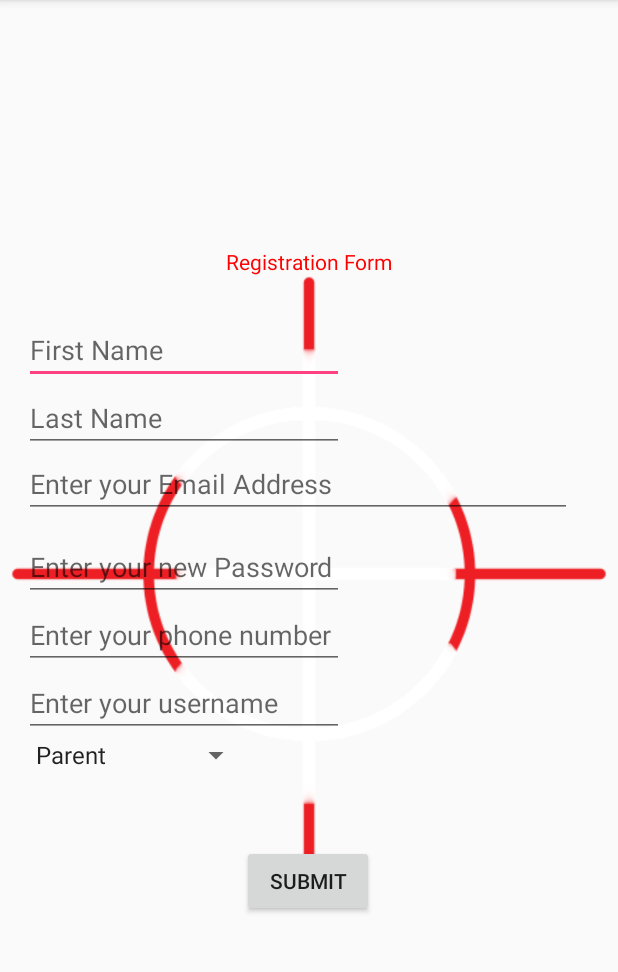
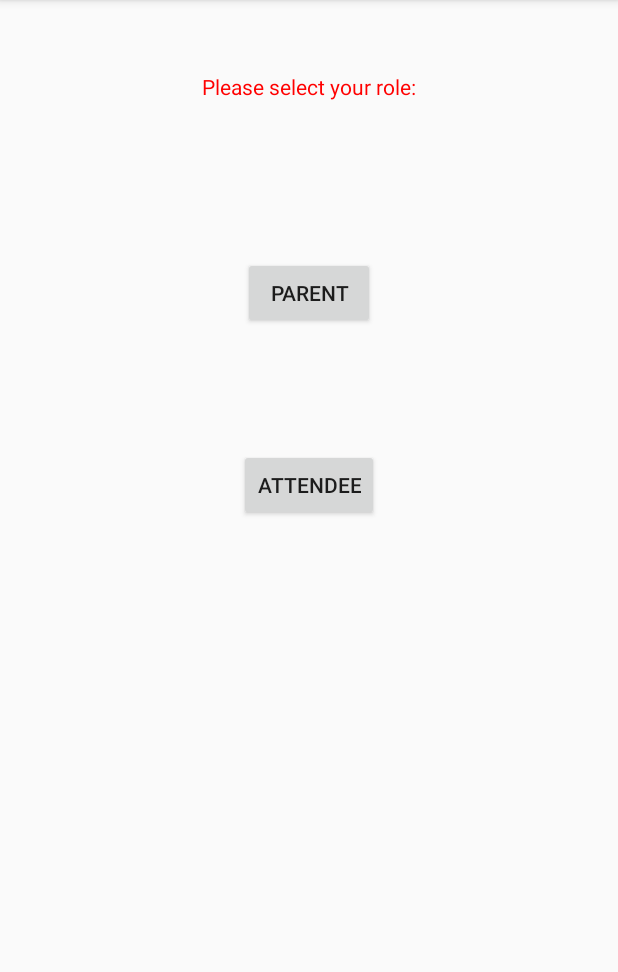
Before and after one commit to sbtsaaps/SBTS, an Android app: the RegisterUser screen opened directly, with no data from a screen before it, on a phone screen of 412 x 824 dp, the part 84-1056 px from its top. Run offline under Robolectric (Android 15) with nearby library versions, the phone set to English and light mode, and no system bars; network calls fail.

Commit message:
08:42 PM 21-01-2019

```diff
--- a/app/src/main/AndroidManifest.xml
+++ b/app/src/main/AndroidManifest.xml
@@ -2,7 +2,6 @@
 <manifest xmlns:android="http://schemas.android.com/apk/res/android"
     xmlns:tools="http://schemas.android.com/tools"
     package="sbts.dmw.com.sbts">
-
     <!--
          The ACCESS_COARSE/FINE_LOCATION permissions are not required to use
          Google Maps Android API v2, but you must specify either coarse or fine
@@ -22,6 +21,8 @@
         android:supportsRtl="true"
         android:theme="@style/AppTheme"
         tools:ignore="GoogleAppIndexingWarning">
+        <activity android:name=".activities.registerAttendee"></activity>
+        <activity android:name=".activities.registerParent" />
         <activity android:name=".activities.MainActivity">
             <intent-filter>
                 <action android:name="android.intent.action.MAIN" />
@@ -50,7 +51,7 @@
             android:name=".activities.MapsActivity"
             android:label="@string/title_activity_maps" />
         <activity android:name=".activities.Attendee" />
-        <activity android:name=".activities.StudentList"></activity>
+        <activity android:name=".activities.StudentList" />
     </application>
 
 </manifest>
--- a/app/src/main/java/sbts/dmw/com/sbts/activities/RegisterUser.java
+++ b/app/src/main/java/sbts/dmw/com/sbts/activities/RegisterUser.java
@@ -1,109 +1,43 @@
 package sbts.dmw.com.sbts.activities;
 
+import android.content.Intent;
 import android.graphics.Color;
+import android.os.Bundle;
 import android.support.v7.app.AppCompatActivity;
-import android.os.Bundle;
 import android.text.SpannableString;
 import android.text.Spanned;
 import android.text.style.ForegroundColorSpan;
 import android.view.View;
-import android.widget.AdapterView;
-import android.widget.ArrayAdapter;
-import android.widget.EditText;
-import android.widget.Spinner;
 import android.widget.TextView;
-import android.widget.Toast;
-
-import com.android.volley.AuthFailureError;
-import com.android.volley.Request;
-import com.android.volley.RequestQueue;
-import com.android.volley.Response;
-import com.android.volley.VolleyError;
-import com.android.volley.toolbox.StringRequest;
-import com.android.volley.toolbox.Volley;
-
-import java.util.HashMap;
-import java.util.Map;
 
 import sbts.dmw.com.sbts.R;
 
-public class RegisterUser extends AppCompatActivity implements AdapterView.OnItemSelectedListener {
+public class RegisterUser extends AppCompatActivity {
 
-    private EditText fname,lname,email,pass,mobile,username;
-
-    Spinner role;
-    String roleOut;
+    private TextView textView;
 
     @Override
     protected void onCreate(Bundle savedInstanceState) {
+
         super.onCreate(savedInstanceState);
         setContentView(R.layout.activity_register_user);
-        TextView textView = findViewById(R.id.textView3);
-        String text = "Registration Form";
+
+        textView = findViewById(R.id.role_selection);
+        String text = "Please select your role:";
         SpannableString ss = new SpannableString(text);
         ForegroundColorSpan fcs = new ForegroundColorSpan(Color.RED);
-        ss.setSpan(fcs,0,17,Spanned.SPAN_EXCLUSIVE_EXCLUSIVE);
+        ss.setSpan(fcs,0,24,Spanned.SPAN_EXCLUSIVE_EXCLUSIVE);
         textView.setText(ss);
 
-        fname = findViewById(R.id.fname);
-        lname = findViewById(R.id.lname);
-        email = findViewById(R.id.email);
-        pass = findViewById(R.id.password);
-        mobile = findViewById(R.id.mobileno);
-        username = findViewById(R.id.username);
-        role = findViewById(R.id.role);
-
-        ArrayAdapter<CharSequence> adpt = ArrayAdapter.createFromResource(this, R.array.Role, android.R.layout.simple_spinner_item);
-        adpt.setDropDownViewResource(android.R.layout.simple_spinner_dropdown_item);
-        role.setAdapter(adpt);
-        role.setOnItemSelectedListener(this);
     }
 
-    public void Submit(View view){
-
-        RequestQueue queue = Volley.newRequestQueue(this);
-        String url ="https://defcon12.000webhostapp.com/insert.php";
-
-        StringRequest stringRequest = new StringRequest(Request.Method.POST, url,
-                new Response.Listener<String>() {
-                    @Override
-                    public void onResponse(String response) {
-                        if(response.substring(1,2).contentEquals("0")){
-                            Toast.makeText(getApplicationContext(),"Registration Successful!",Toast.LENGTH_LONG).show();
-                        }else{
-                            Toast.makeText(getApplicationContext(),"Registration Failed.",Toast.LENGTH_LONG).show();
-                        }
-                    }
-                }, new Response.ErrorListener() {
-            @Override
-            public void onErrorResponse(VolleyError error) {
-                Toast.makeText(getApplicationContext(),"Please try later.",Toast.LENGTH_LONG).show();
-            }
-        }){
-            @Override
-            protected Map<String, String> getParams() throws AuthFailureError {
-                Map<String, String>  params = new HashMap<String, String>();
-                params.put("fname", fname.getText().toString());
-                params.put("lname", lname.getText().toString());
-                params.put("email", email.getText().toString());
-                params.put("mobileno", mobile.getText().toString());
-                params.put("password", pass.getText().toString());
-                params.put("role", roleOut);
-                params.put("username", username.getText().toString());
-                return params;
-            }
-        };
-        queue.add(stringRequest);
-        finish();
+    public void RegisterParent(View view){
+        Intent parentReg = new Intent(getApplicationContext(),registerParent.class);
+        startActivity(parentReg);
     }
 
-    @Override
-    public void onItemSelected(AdapterView<?> parent, View view, int position, long id) {
-        roleOut = parent.getItemAtPosition(position).toString();
-    }
-
-    @Override
-    public void onNothingSelected(AdapterView<?> parent) {
-
+    public void RegisterAttendee(View view){
+        Intent attendeeReg = new Intent(getApplicationContext(),registerAttendee.class);
+        startActivity(attendeeReg);
     }
 }
--- a/app/src/main/res/layout/activity_register_user.xml
+++ b/app/src/main/res/layout/activity_register_user.xml
@@ -4,138 +4,46 @@
     xmlns:tools="http://schemas.android.com/tools"
     android:layout_width="match_parent"
     android:layout_height="match_parent"
+    android:orientation="vertical"
     tools:context=".activities.RegisterUser">
 
 
-    <ImageView
-        android:id="@+id/imageView2"
-        android:layout_width="wrap_content"
-        android:layout_height="wrap_content"
-        android:layout_marginTop="8dp"
-        android:layout_marginBottom="8dp"
-        android:contentDescription="@string/logo"
-        app:layout_constraintBottom_toBottomOf="parent"
-        app:layout_constraintEnd_toEndOf="parent"
-        app:layout_constraintHorizontal_bias="0.0"
-        app:layout_constraintStart_toStartOf="parent"
-        app:layout_constraintTop_toTopOf="parent"
-        app:layout_constraintVertical_bias="0.494"
-        app:srcCompat="@drawable/crosshair_v2" />
-
     <TextView
-        android:id="@+id/textView3"
-        android:layout_width="wrap_content"
-        android:layout_height="wrap_content"
-        android:layout_marginStart="8dp"
-        android:layout_marginTop="32dp"
-        android:layout_marginEnd="8dp"
-        android:text="@string/registration_form"
-        app:layout_constraintEnd_toEndOf="parent"
-        app:layout_constraintStart_toStartOf="parent"
-        app:layout_constraintTop_toTopOf="@+id/imageView2" />
-
-    <EditText
-        android:id="@+id/fname"
-        android:layout_width="wrap_content"
-        android:layout_height="44dp"
-        android:layout_marginStart="16dp"
-        android:layout_marginTop="28dp"
-        android:ems="10"
-        android:hint="First Name"
-        android:inputType="textPersonName"
-        app:layout_constraintStart_toStartOf="parent"
-        app:layout_constraintTop_toBottomOf="@+id/textView3"
-        tools:ignore="HardcodedText" />
-
-    <EditText
-        android:id="@+id/lname"
-        android:layout_width="wrap_content"
-        android:layout_height="wrap_content"
-        android:layout_marginStart="16dp"
-        android:ems="10"
-        android:inputType="textPersonName"
-        android:hint="Last Name"
-        app:layout_constraintStart_toStartOf="parent"
-        app:layout_constraintTop_toBottomOf="@+id/fname"
-        tools:ignore="HardcodedText"/>
-
-    <EditText
-        android:id="@+id/email"
-        android:layout_width="365dp"
-        android:layout_height="44dp"
-        android:layout_marginStart="8dp"
-        android:layout_marginEnd="8dp"
-        android:ems="10"
-        android:inputType="textEmailAddress"
-        android:hint="@string/enter_your_email_address"
-        app:layout_constraintEnd_toEndOf="parent"
-        app:layout_constraintHorizontal_bias="0.266"
-        app:layout_constraintStart_toStartOf="parent"
-        app:layout_constraintTop_toBottomOf="@+id/lname" />
-
-    <EditText
-        android:id="@+id/password"
-        android:layout_width="wrap_content"
-        android:layout_height="wrap_content"
-        android:layout_marginStart="8dp"
-        android:layout_marginTop="10dp"
-        android:layout_marginEnd="8dp"
-        android:ems="10"
-        android:hint="@string/enter_your_new_password"
-        android:inputType="textPassword"
-        app:layout_constraintEnd_toEndOf="parent"
-        app:layout_constraintHorizontal_bias="0.043"
-        app:layout_constraintStart_toStartOf="parent"
-        app:layout_constraintTop_toBottomOf="@+id/email" />
-
-    <EditText
-        android:id="@+id/mobileno"
-        android:layout_width="wrap_content"
-        android:layout_height="wrap_content"
-        android:layout_marginStart="16dp"
-        android:ems="10"
-        android:inputType="phone"
-        android:hint="@string/enter_your_phone_number"
-        app:layout_constraintStart_toStartOf="parent"
-        app:layout_constraintTop_toBottomOf="@+id/password" />
-
-    <EditText
-        android:id="@+id/username"
-        android:layout_width="wrap_content"
-        android:layout_height="wrap_content"
-        android:layout_marginStart="8dp"
-        android:layout_marginEnd="8dp"
-        android:ems="10"
-        android:inputType="textPersonName"
-        android:hint="@string/enter_your_username"
-        app:layout_constraintEnd_toEndOf="parent"
-        app:layout_constraintHorizontal_bias="0.043"
-        app:layout_constraintStart_toStartOf="parent"
-        app:layout_constraintTop_toBottomOf="@+id/mobileno" />
-
-    <Spinner
-        android:id="@+id/role"
-        android:layout_width="152dp"
-        android:layout_height="wrap_content"
-        android:layout_marginStart="16dp"
-        android:layout_marginEnd="8dp"
-        app:layout_constraintEnd_toEndOf="parent"
-        app:layout_constraintHorizontal_bias="0.0"
-        app:layout_constraintStart_toStartOf="parent"
-        app:layout_constraintTop_toBottomOf="@+id/username" />
-
-    <Button
-        android:id="@+id/button"
+        android:id="@+id/role_selection"
         android:layout_width="wrap_content"
         android:layout_height="wrap_content"
         android:layout_marginStart="8dp"
         android:layout_marginTop="48dp"
         android:layout_marginEnd="8dp"
-        android:onClick="Submit"
-        android:text="@string/submit"
         app:layout_constraintEnd_toEndOf="parent"
-        app:layout_constraintHorizontal_bias="0.498"
         app:layout_constraintStart_toStartOf="parent"
-        app:layout_constraintTop_toBottomOf="@+id/role" />
+        app:layout_constraintTop_toTopOf="parent" />
+
+    <Button
+        android:id="@+id/parent"
+        android:layout_width="wrap_content"
+        android:layout_height="wrap_content"
+        android:layout_marginStart="8dp"
+        android:layout_marginTop="104dp"
+        android:layout_marginEnd="8dp"
+        android:text="@string/parent"
+        android:onClick="RegisterParent"
+        app:layout_constraintEnd_toEndOf="parent"
+        app:layout_constraintStart_toStartOf="parent"
+        app:layout_constraintTop_toBottomOf="@+id/role_selection" />
+
+    <Button
+        android:id="@+id/attendee"
+        android:layout_width="wrap_content"
+        android:layout_height="wrap_content"
+        android:layout_marginStart="8dp"
+        android:layout_marginTop="80dp"
+        android:layout_marginEnd="8dp"
+        android:text="@string/attendee"
+        android:onClick="RegisterAttendee"
+        app:layout_constraintEnd_toEndOf="parent"
+        app:layout_constraintStart_toStartOf="parent"
+        app:layout_constraintTop_toBottomOf="@+id/parent" />
+
 
 </android.support.constraint.ConstraintLayout>
```
Also changed, not shown: app/src/main/java/sbts/dmw/com/sbts/activities/Attendee.java (+10 -6 lines), app/src/main/java/sbts/dmw/com/sbts/activities/MainActivity.java (+7 -3 lines), app/src/main/java/sbts/dmw/com/sbts/activities/registerAttendee.java (added, +84 -0 lines), app/src/main/java/sbts/dmw/com/sbts/activities/registerParent.java (added, +73 -0 lines), app/src/main/res/layout/activity_register_attendee.xml (added, +108 -0 lines), app/src/main/res/layout/activity_register_parent.xml (added, +125 -0 lines), app/src/main/res/values/strings.xml (+11 -1 lines).
